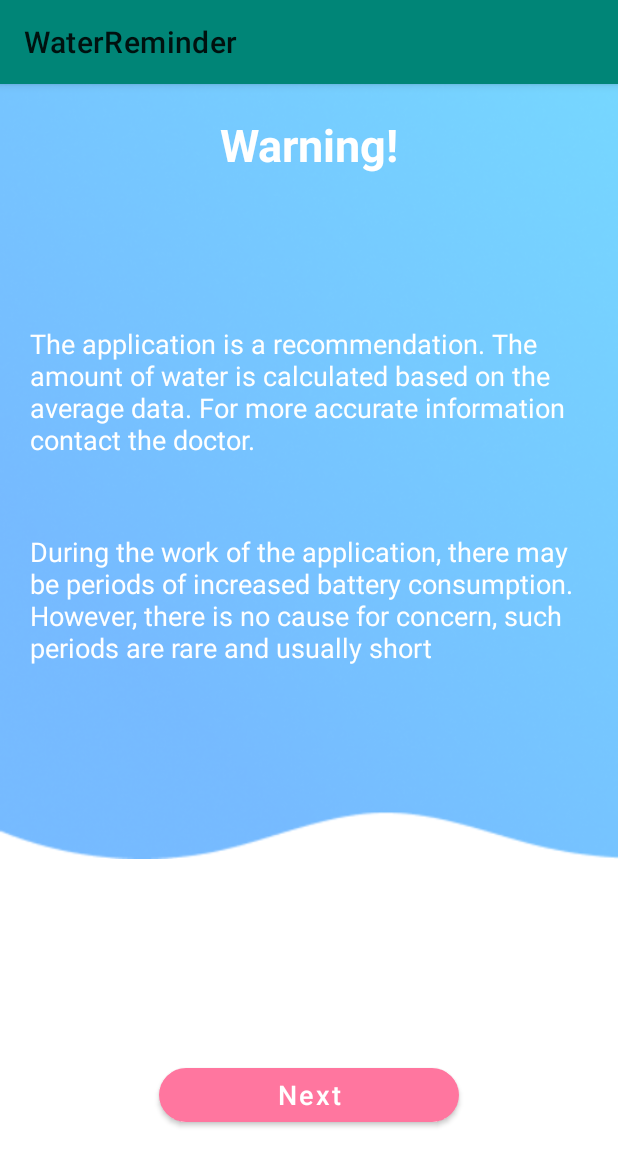
After one commit to siargeev/WaterReminder, an Android app: the fragment WarningFragment shown on its own in the app's theme, on a phone screen of 412 x 824 dp. The commit adds this screen. Shown: the top 1166 px of the screen. Run offline under Robolectric (Android 15) with nearby library versions, the phone set to English and light mode, and no system bars.

Commit message:
Add Warning Fragment

```diff
--- a/app/src/main/java/mraqs/water/ui/intro/IntroActivity.kt
+++ b/app/src/main/java/mraqs/water/ui/intro/IntroActivity.kt
@@ -7,6 +7,7 @@ import mraqs.water.R
 import mraqs.water.ui.intro.activity.ActivityFragment
 import mraqs.water.ui.intro.gender.GenderFragment
 import mraqs.water.ui.intro.weight.WeightFragment
+import mraqs.water.ui.warning.WarningFragment
 import org.jetbrains.anko.backgroundColor
 
 class IntroActivity : AppIntro() {
@@ -33,8 +34,7 @@ class IntroActivity : AppIntro() {
     }
 
     private fun addSlides() {
-        //todo add slides
-//        addSlide(WarningFragment.newInstance())
+        addSlide(WarningFragment.newInstance())
         addSlide(GenderFragment.newInstance())
         addSlide(WeightFragment.newInstance(null))
         addSlide(ActivityFragment.newInstance(null))
--- /dev/null
+++ b/app/src/main/java/mraqs/water/ui/warning/WarningFragment.kt
@@ -0,0 +1,34 @@
+package mraqs.water.ui.warning
+
+import android.os.Bundle
+import android.view.LayoutInflater
+import android.view.View
+import android.view.ViewGroup
+import androidx.fragment.app.Fragment
+import kotlinx.android.synthetic.main.fragment_warning.btnNext
+import mraqs.water.R
+import mraqs.water.ui.intro.IntroActivity
+import mraqs.water.ui.intro.IntroActivity.OnNextClickListener
+
+class WarningFragment : Fragment(), OnNextClickListener {
+    companion object {
+
+        fun newInstance() = WarningFragment()
+    }
+
+    override fun onCreateView(
+        inflater: LayoutInflater, container: ViewGroup?,
+        savedInstanceState: Bundle?
+    ): View? {
+        return inflater.inflate(R.layout.fragment_warning, container, false)
+    }
+
+    override fun onActivityCreated(savedInstanceState: Bundle?) {
+        super.onActivityCreated(savedInstanceState)
+        btnNext.setOnClickListener { onClickNext(activity as IntroActivity) }
+    }
+
+    override fun onClickNext(activity: IntroActivity) {
+        activity.pager.goToNextSlide()
+    }
+}
--- /dev/null
+++ b/app/src/main/res/layout/fragment_warning.xml
@@ -0,0 +1,76 @@
+<androidx.constraintlayout.widget.ConstraintLayout
+	xmlns:android="http://schemas.android.com/apk/res/android"
+	xmlns:app="http://schemas.android.com/apk/res-auto"
+	android:layout_width="match_parent"
+	android:layout_height="match_parent"
+	android:background="@color/white"
+	>
+
+	<ImageView
+		android:layout_width="match_parent"
+		android:layout_height="wrap_content"
+		android:adjustViewBounds="true"
+		android:src="@drawable/background"
+		app:layout_constraintTop_toTopOf="parent"
+		/>
+
+	<TextView
+		android:id="@+id/labelWarning"
+		style="@style/IntroLabel"
+		android:layout_marginTop="20dp"
+		android:gravity="center"
+		android:text="@string/warning_tittle"
+		app:layout_constraintEnd_toEndOf="parent"
+		app:layout_constraintStart_toStartOf="parent"
+		app:layout_constraintTop_toTopOf="parent"
+		/>
+
+	<TextView
+		android:id="@+id/bodyWarningOne"
+		android:layout_width="match_parent"
+		android:layout_height="wrap_content"
+		android:layout_marginEnd="10dp"
+		android:layout_marginStart="20dp"
+		android:layout_marginTop="100dp"
+		android:text="@string/body_warning_one"
+		android:textColor="@color/white"
+		android:textSize="18sp"
+		app:layout_constraintEnd_toEndOf="parent"
+		app:layout_constraintStart_toStartOf="parent"
+		app:layout_constraintTop_toBottomOf="@id/labelWarning"
+		/>
+
+	<TextView
+		android:id="@+id/bodyWarningTwo"
+		android:layout_width="match_parent"
+		android:layout_height="wrap_content"
+		android:layout_marginEnd="10dp"
+		android:layout_marginStart="20dp"
+		android:layout_marginTop="50dp"
+		android:text="@string/body_warning_two"
+		android:textColor="@color/white"
+		android:textSize="18sp"
+		app:layout_constraintEnd_toEndOf="parent"
+		app:layout_constraintStart_toStartOf="parent"
+		app:layout_constraintTop_toBottomOf="@id/bodyWarningOne"
+		/>
+
+	<com.google.android.material.button.MaterialButton
+		android:id="@+id/btnNext"
+		android:layout_width="200dp"
+		android:layout_height="wrap_content"
+		android:layout_marginBottom="70dp"
+		android:text="@string/btn_next"
+		android:textAllCaps="false"
+		android:textSize="18sp"
+		app:backgroundTint="@color/red"
+		app:cornerRadius="100dp"
+		app:layout_constraintBottom_toBottomOf="parent"
+		app:layout_constraintEnd_toEndOf="parent"
+		app:layout_constraintStart_toStartOf="parent"
+		/>
+
+
+
+
+</androidx.constraintlayout.widget.ConstraintLayout>
--- a/app/src/main/res/values/strings.xml
+++ b/app/src/main/res/values/strings.xml
@@ -11,4 +11,9 @@
 	<string name="male">Male</string>
 	<string name="female">Female</string>
 	<string name="save_button">Save</string>
+
+	<string name="warning_tittle">Warning!</string>
+	<string name="body_warning_one">The application is a recommendation. The amount of water is calculated based on the average data. For more accurate information contact the doctor.</string>
+	<string name="body_warning_two">During the work of the application, there may be periods of increased battery consumption. However, there is no cause for concern, such periods are rare and usually short</string>
+
 </resources>
--- a/app/src/main/res/values/styles.xml
+++ b/app/src/main/res/values/styles.xml
@@ -41,6 +41,14 @@
 		<item name="android:windowFullscreen">true</item>
         <item name="android:windowIsFloating">false</item>
 		<item name="android:windowBackground">@color/white</item>
-</style>
+	</style>
+
+	<style name="IntroLabel">
+        <item name="android:layout_width">wrap_content</item>
+        <item name="android:layout_height">wrap_content</item>
+        <item name="android:textSize">30sp</item>
+        <item name="android:textStyle">bold</item>
+        <item name="android:textColor">@color/white</item>
+    </style>
 
 </resources>
```
